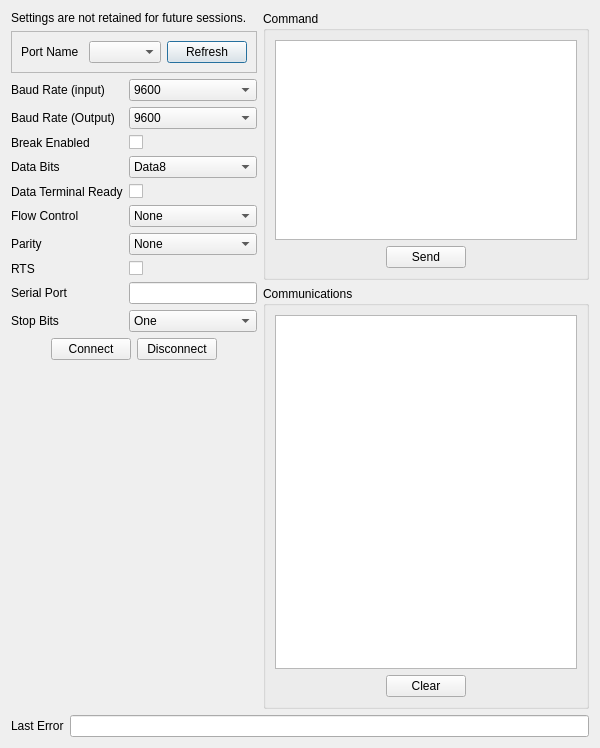
This is UI/glitch-serial-port-window.ui in textbrowser/glitch as Qt 5 draws it before an edit. The edited form follows.
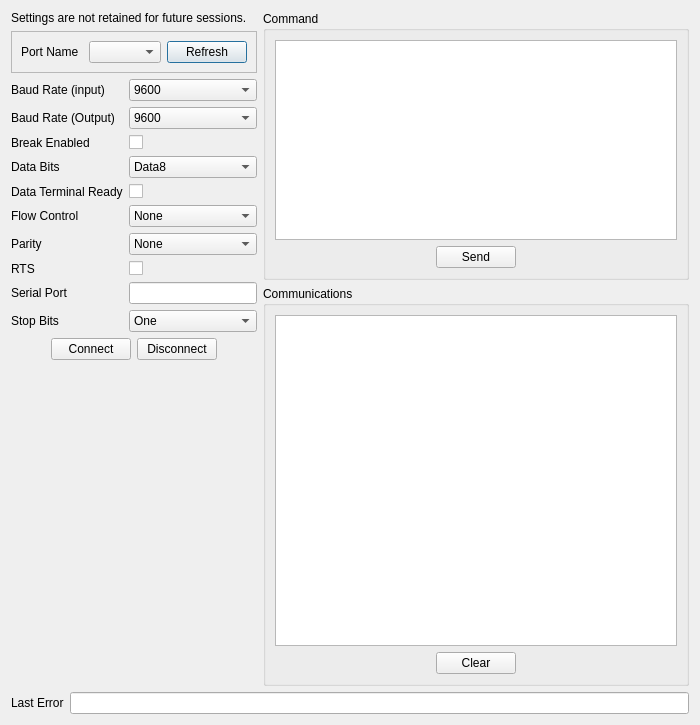
This is the edited form. Icons and pictures are not drawn.

Commit message: Serial port.

```diff
--- a/UI/glitch-serial-port-window.ui
+++ b/UI/glitch-serial-port-window.ui
@@ -6,8 +6,8 @@
    <rect>
     <x>0</x>
     <y>0</y>
-    <width>600</width>
-    <height>748</height>
+    <width>700</width>
+    <height>725</height>
    </rect>
   </property>
   <property name="windowTitle">
```
Left out of the diff: 6 changed lines with no effect on the pictures. The commit also changes 2 other files.
